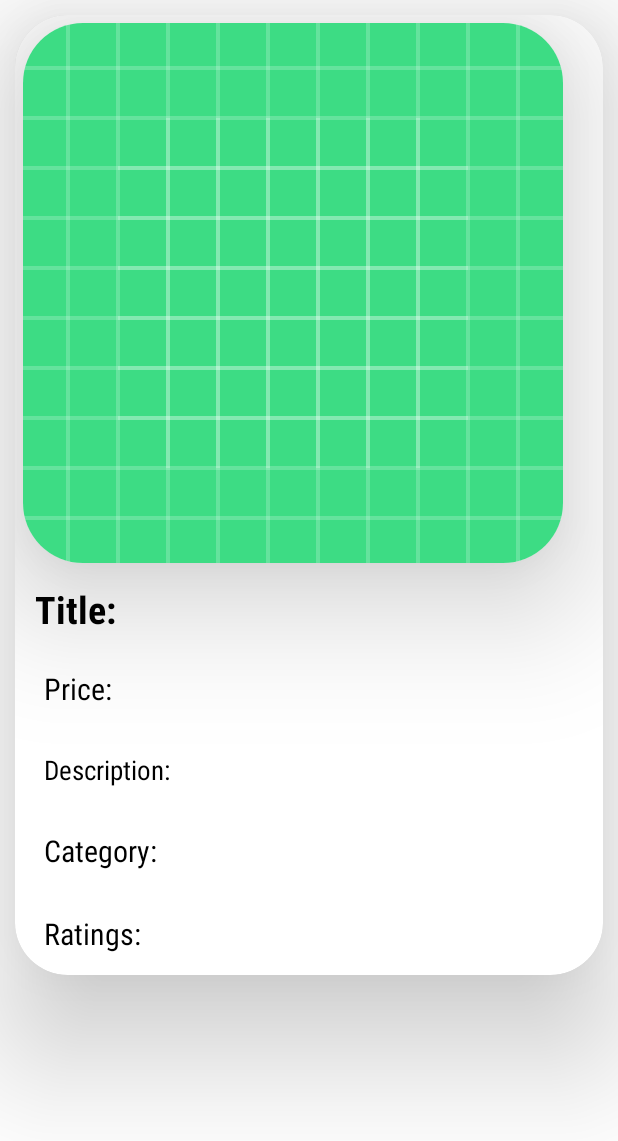
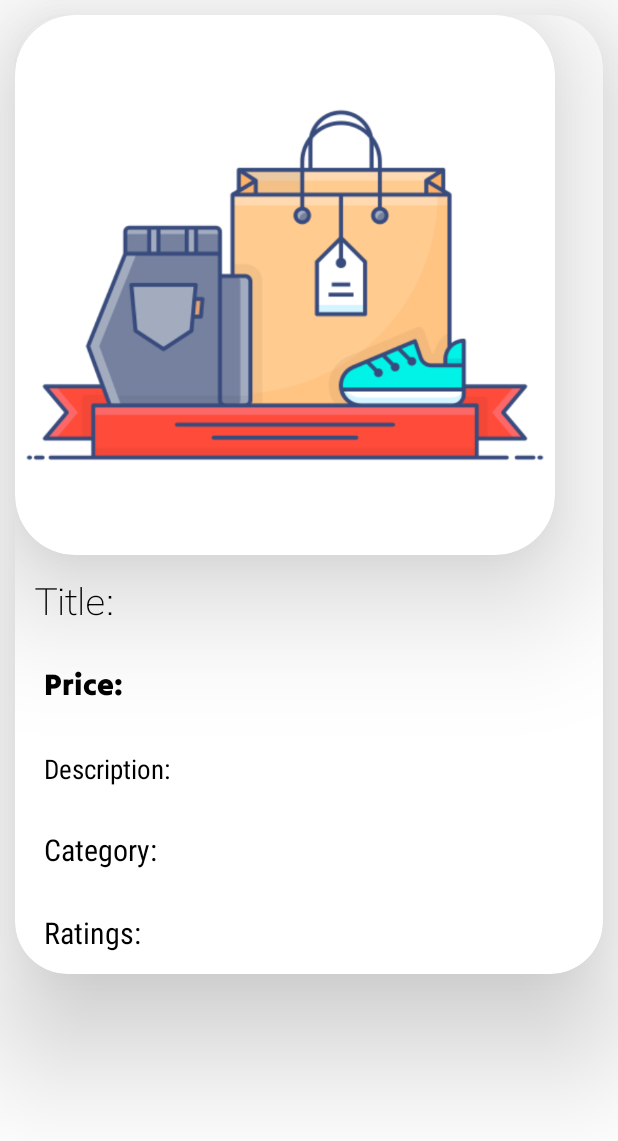
Before and after one commit to geeky-auro/Fake_Store_IOT_APP_DEV_TASK, an Android app: the layout fake_item.xml on its own in the app's theme, with its tools: preview values and no code run, on a phone screen of 412 x 824 dp. Shown: the top 1141 px of the screen. Run offline under Robolectric (Android 15) with nearby library versions, the phone set to English and light mode, and no system bars.

Commit message:
Layout Arranged

```diff
--- a/app/src/main/res/layout/fake_item.xml
+++ b/app/src/main/res/layout/fake_item.xml
@@ -21,8 +21,6 @@
             android:layout_height="wrap_content"
             android:padding="5dp"
             app:cardCornerRadius="40dp"
-            android:layout_marginTop="5dp"
-            android:layout_marginStart="5dp"
             app:cardElevation="50dp"
             android:layout_marginBottom="5dp"
             >
@@ -31,7 +29,7 @@
                 android:layout_width="match_parent"
                 android:layout_height="360dp"
                 android:layout_gravity="center"
-                android:src="@drawable/ic_launcher_background"
+                android:src="@drawable/shopping"
                 android:scaleType="centerCrop"
                 android:adjustViewBounds="true"
                 ></ImageView>
@@ -60,7 +58,7 @@
                 android:textAlignment="textStart"
                 android:textSize="25sp"
                 android:textColor="@color/black"
-                android:fontFamily="sans-serif-condensed"></TextView>
+                android:fontFamily="@font/myfont"></TextView>
 
 
             <TextView
@@ -73,7 +71,7 @@
                 android:textAlignment="textStart"
                 android:textSize="20dp"
                 android:textColor="@color/black"
-                android:fontFamily="sans-serif-condensed"></TextView>
+                android:fontFamily="@font/tiltwarp"></TextView>
 
             <TextView
                 android:id="@+id/item_Description"
--- a/app/src/main/res/values/themes.xml
+++ b/app/src/main/res/values/themes.xml
@@ -2,7 +2,7 @@
     <!-- Base application theme. -->
     <style name="Theme.FakeStore" parent="Theme.MaterialComponents.DayNight.DarkActionBar">
         <!-- Primary brand color. -->
-        <item name="colorPrimary">@color/purple_500</item>
+        <item name="colorPrimary">@color/black</item>
         <item name="colorPrimaryVariant">@color/purple_700</item>
         <item name="colorOnPrimary">@color/white</item>
         <!-- Secondary brand color. -->
```
Also changed, not shown: app/src/main/java/com/aurosaswat/fakestore/FakeStoreRecyclerViewAdapter.kt (+20 -7 lines), app/src/main/java/com/aurosaswat/fakestore/MainActivity.kt (+11 -1 lines), app/src/main/res/drawable/shopping.png (added), app/src/main/res/font/myfont.ttf (added), app/src/main/res/font/tiltwarp.ttf (added), 1 other file.
